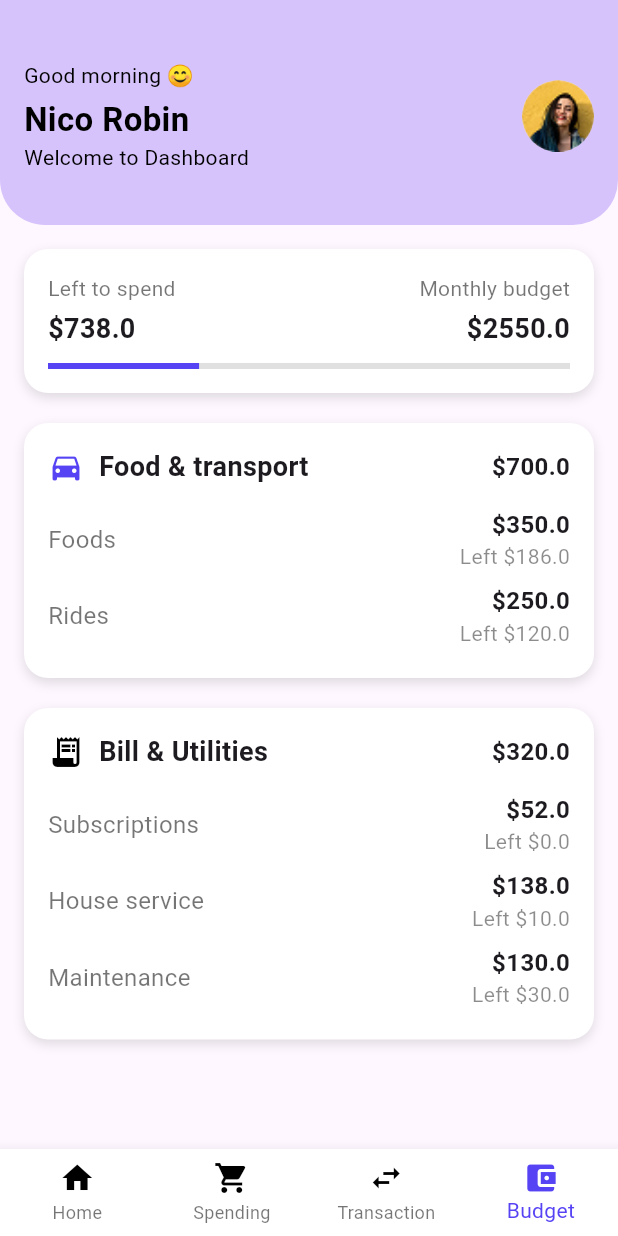
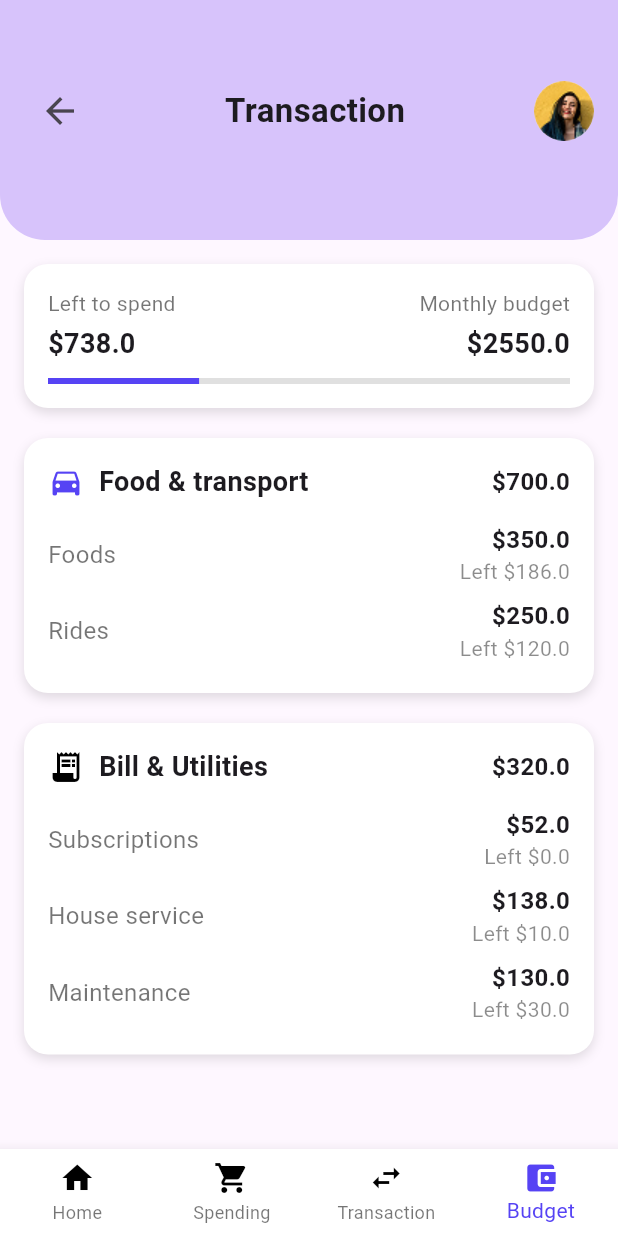
Before and after one commit to WrenixAdmin/Mobile-App--Finance, a Flutter app: the BudgetScreen screen opened directly, on a phone screen of 412 x 824 dp. Run offline on Flutter 3.47's test engine with Material 3 defaults, Android fonts, the phone set to English and light mode, and no system bars; our stand-ins replace fl_chart; Roboto replaces fonts that are missing (Poppins).

Commit message:
add the screen

```diff
--- a/FrontEnd/finance/lib/screens/budget/budget_screen.dart
+++ b/FrontEnd/finance/lib/screens/budget/budget_screen.dart
@@ -11,11 +11,11 @@ class BudgetScreen extends StatelessWidget {
   Widget build(BuildContext context) {
     return Scaffold(
       appBar: PreferredSize(
-        preferredSize: Size.fromHeight(150),
+        preferredSize: Size.fromHeight(160),
         child: Container(
-          padding: EdgeInsets.only(top: 40, left: 16, right: 16),
-          decoration: const BoxDecoration(
-            color: AppColors.lightPurpleColor,
+          padding: EdgeInsets.only(top: 50, left: 16, right: 16, bottom: 20),
+          decoration: BoxDecoration(
+            color: Color(0xFFD7C3FB),
             borderRadius: BorderRadius.only(
               bottomLeft: Radius.circular(30),
               bottomRight: Radius.circular(30),
@@ -27,32 +27,23 @@ class BudgetScreen extends StatelessWidget {
               Row(
                 mainAxisAlignment: MainAxisAlignment.spaceBetween,
                 children: [
-                  Column(
-                    crossAxisAlignment: CrossAxisAlignment.start,
-                    children: [
-                      Text(GreetingMessage().getGreeting(),
-                          style: AppStyles.body),
-                      const SizedBox(height: 4),
-                      const Text('Nico Robin',
-                          style: AppStyles.headr),
-                      const Text('Welcome to Dashboard',
-                          style: AppStyles.body),
-                    ],
+                  IconButton(
+                    icon: Icon(Icons.arrow_back, size: 28),
+                    onPressed: () {
+                      Navigator.pop(context);
+                    },
                   ),
-                  GestureDetector(
-                    onTap: () {
-                      Navigator.push(
-                        context,
-                        MaterialPageRoute(builder: (context) => ProfileScreen()),
-                      );
-                    },
-                    child: ProfileAvatar(
-                      imagePath: 'images/avatar.png',
-                      radius: 24,
-                    ),
+                  Text('Transaction',
+                      style:
+                      TextStyle(fontSize: 22, fontWeight: FontWeight.bold)),
+                  CircleAvatar(
+                    backgroundImage: AssetImage('images/avatar.png'),
+                    radius: 20,
                   ),
                 ],
               ),
+              SizedBox(height: 10),
+
             ],
           ),
         ),
```
